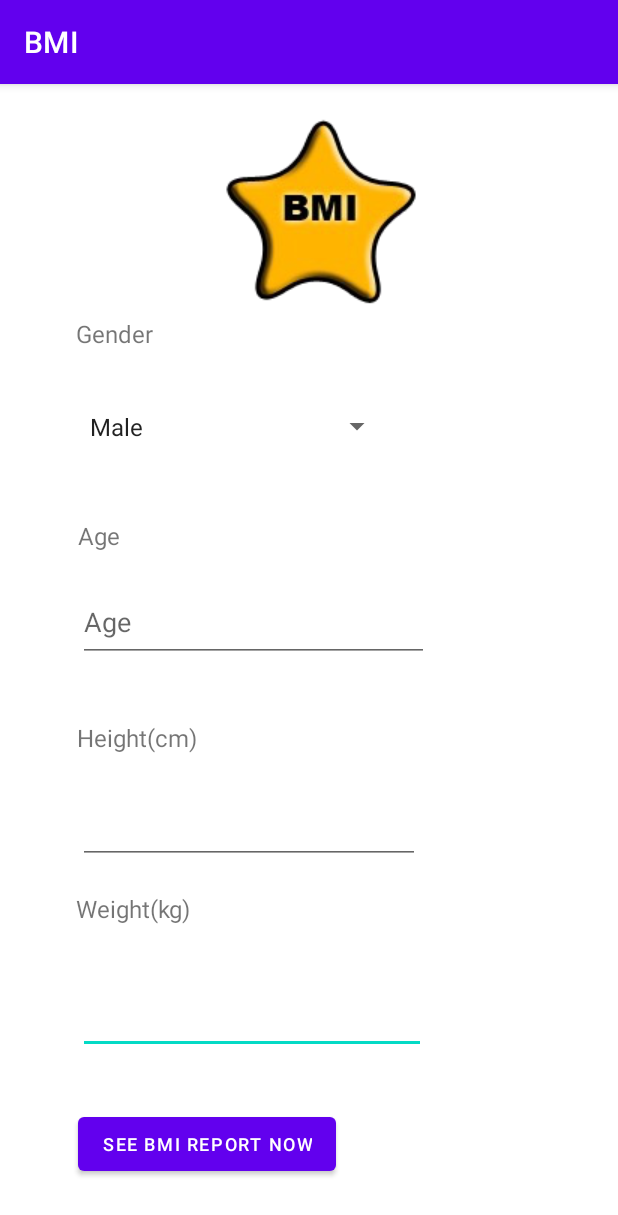
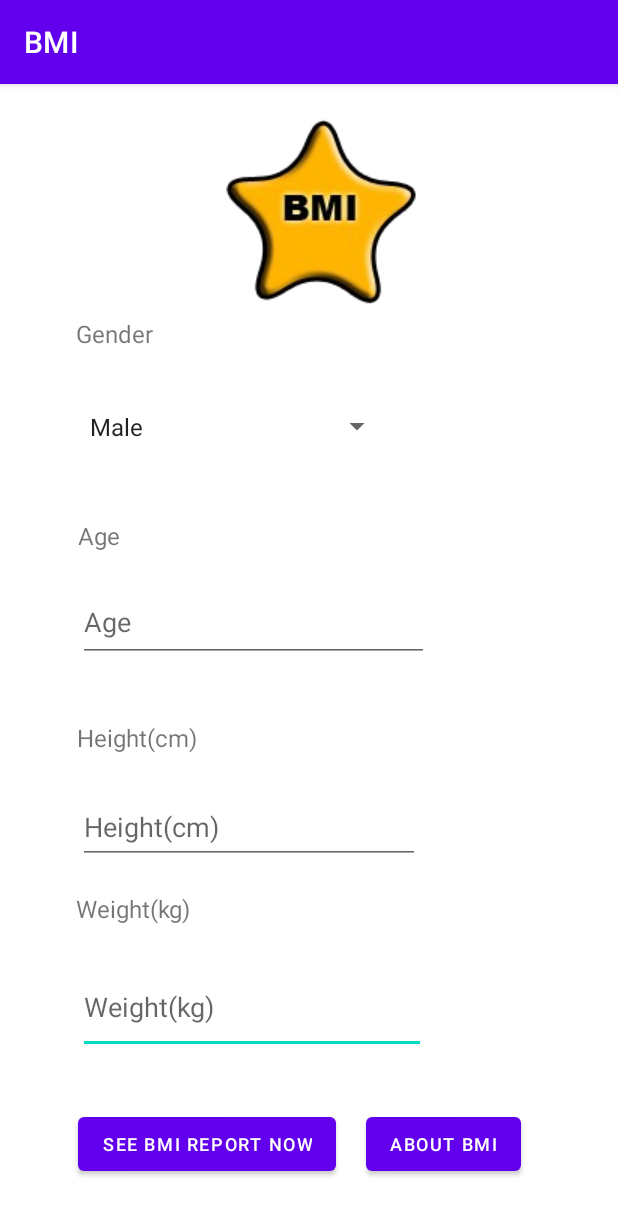
Before and after one commit to EVE-Rangeen/Android_BMI, an Android app: the screen it shows after launch (MainActivity), on a phone screen of 412 x 824 dp. Shown: the top 1215 px of the screen. Run offline under Robolectric (Android 15) with nearby library versions, the phone set to English and light mode, and no system bars.

Commit message:
让app支持横屏和竖屏

```diff
--- a/app/src/main/java/com/example/bmi/MainActivity.kt
+++ b/app/src/main/java/com/example/bmi/MainActivity.kt
@@ -7,7 +7,9 @@ import android.view.View
 import android.widget.Button
 import android.widget.EditText
 import android.widget.Spinner
+import android.widget.Toast
 import androidx.appcompat.app.AppCompatActivity
+import com.google.android.material.dialog.MaterialAlertDialogBuilder
 import com.google.android.material.snackbar.Snackbar
 
 class MainActivity : AppCompatActivity() {
@@ -54,11 +56,26 @@ class MainActivity : AppCompatActivity() {
                 savePreferences(height, weight)
             }
         })
+
+        val aboutBtn: Button = findViewById(R.id.aboutBtn)
+        aboutBtn.setOnClickListener {
+            about_BMI_Dialog()
+        }
     }
 
     override fun onStart() {
         super.onStart()
         loadPreferences()
+    }
+
+    fun about_BMI_Dialog() {
+        MaterialAlertDialogBuilder(this)
+            .setTitle(R.string.about_button)
+            .setMessage(R.string.about_msg)
+            .setPositiveButton("OK") { dialog, which ->
+                Toast.makeText(this@MainActivity, "OK", Toast.LENGTH_SHORT).show()
+            }
+            .show()
     }
 
     fun savePreferences(h: String, w: String) {
--- /dev/null
+++ b/app/src/main/res/layout-land/activity_main.xml
@@ -0,0 +1,139 @@
+<?xml version="1.0" encoding="utf-8"?>
+<LinearLayout xmlns:android="http://schemas.android.com/apk/res/android"
+    xmlns:app="http://schemas.android.com/apk/res-auto"
+    xmlns:tools="http://schemas.android.com/tools"
+    android:layout_width="match_parent"
+    android:layout_height="match_parent"
+    android:orientation="horizontal"
+    android:gravity="center_vertical"
+    android:padding="16dp"
+    tools:context=".MainActivity">
+
+    <ImageView
+        android:id="@+id/imageView"
+        android:layout_width="wrap_content"
+        android:layout_height="120dp"
+        android:layout_marginEnd="24dp"
+        android:adjustViewBounds="true"
+        app:srcCompat="@drawable/icon_128" />
+
+    <LinearLayout
+        android:layout_width="0dp"
+        android:layout_height="wrap_content"
+        android:layout_weight="1"
+        android:orientation="vertical">
+
+        <LinearLayout
+            android:layout_width="match_parent"
+            android:layout_height="wrap_content"
+            android:gravity="center_vertical"
+            android:orientation="horizontal">
+
+            <TextView
+                android:id="@+id/textView7"
+                android:layout_width="90dp"
+                android:layout_height="wrap_content"
+                android:text="@string/bmi_height"
+                android:textSize="16sp" />
+
+            <EditText
+                android:id="@+id/heightET"
+                android:layout_width="0dp"
+                android:layout_height="wrap_content"
+                android:layout_weight="1"
+                android:inputType="numberDecimal"
+                android:hint="@string/bmi_height" />
+        </LinearLayout>
+
+        <LinearLayout
+            android:layout_width="match_parent"
+            android:layout_height="wrap_content"
+            android:layout_marginTop="8dp"
+            android:gravity="center_vertical"
+            android:orientation="horizontal">
+
+            <TextView
+                android:id="@+id/textView2"
+                android:layout_width="90dp"
+                android:layout_height="wrap_content"
+                android:text="@string/bmi_weight"
+                android:textSize="16sp" />
+
+            <EditText
+                android:id="@+id/weightET"
+                android:layout_width="0dp"
+                android:layout_height="wrap_content"
+                android:layout_weight="1"
+                android:inputType="numberDecimal"
+                android:hint="@string/bmi_weight" />
+        </LinearLayout>
+
+        <LinearLayout
+            android:layout_width="match_parent"
+            android:layout_height="wrap_content"
+            android:layout_marginTop="8dp"
+            android:gravity="center_vertical"
+            android:orientation="horizontal">
+
+            <TextView
+                android:id="@+id/textView3"
+                android:layout_width="90dp"
+                android:layout_height="wrap_content"
+                android:text="@string/bmi_age"
+                android:textSize="16sp" />
+
+            <EditText
+                android:id="@+id/ageET"
+                android:layout_width="0dp"
+                android:layout_height="wrap_content"
+                android:layout_weight="1"
+                android:inputType="number"
+                android:hint="@string/bmi_age" />
+        </LinearLayout>
+
+        <LinearLayout
+            android:layout_width="match_parent"
+            android:layout_height="wrap_content"
+            android:layout_marginTop="8dp"
+            android:gravity="center_vertical"
+            android:orientation="horizontal">
+
+            <TextView
+                android:id="@+id/textView"
+                android:layout_width="90dp"
+                android:layout_height="wrap_content"
+                android:text="@string/bmi_gender"
+                android:textSize="16sp" />
+
+            <Spinner
+                android:id="@+id/genderSpinner"
+                android:layout_width="0dp"
+                android:layout_height="wrap_content"
+                android:layout_weight="1"
+                android:entries="@array/gender"
+                android:spinnerMode="dropdown" />
+        </LinearLayout>
+
+        <LinearLayout
+            android:layout_width="match_parent"
+            android:layout_height="wrap_content"
+            android:layout_marginTop="12dp"
+            android:orientation="horizontal">
+
+            <Button
+                android:id="@+id/reportBtn"
+                android:layout_width="wrap_content"
+                android:layout_height="wrap_content"
+                android:text="@string/bmi_btn"
+                android:textSize="12sp" />
+
+            <Button
+                android:id="@+id/aboutBtn"
+                android:layout_width="wrap_content"
+                android:layout_height="wrap_content"
+                android:layout_marginStart="12dp"
+                android:text="@string/about_button"
+                android:textSize="12sp" />
+        </LinearLayout>
+    </LinearLayout>
+</LinearLayout>
--- /dev/null
+++ b/app/src/main/res/layout-land/activity_report.xml
@@ -0,0 +1,40 @@
+<?xml version="1.0" encoding="utf-8"?>
+<LinearLayout xmlns:android="http://schemas.android.com/apk/res/android"
+    xmlns:app="http://schemas.android.com/apk/res-auto"
+    xmlns:tools="http://schemas.android.com/tools"
+    android:layout_width="match_parent"
+    android:layout_height="match_parent"
+    android:orientation="horizontal"
+    android:gravity="center"
+    android:padding="16dp"
+    tools:context=".ReportActivity">
+
+    <ImageView
+        android:id="@+id/report_image"
+        android:layout_width="wrap_content"
+        android:layout_height="200dp"
+        android:layout_marginEnd="32dp"
+        android:adjustViewBounds="true"
+        app:srcCompat="@drawable/bot_fit" />
+
+    <LinearLayout
+        android:layout_width="wrap_content"
+        android:layout_height="wrap_content"
+        android:orientation="vertical">
+
+        <TextView
+            android:id="@+id/report_result"
+            android:layout_width="wrap_content"
+            android:layout_height="wrap_content"
+            android:text="@string/bmi_result"
+            android:textSize="20sp" />
+
+        <TextView
+            android:id="@+id/report_advice"
+            android:layout_width="wrap_content"
+            android:layout_height="wrap_content"
+            android:layout_marginTop="16dp"
+            android:text="@string/advice_average"
+            android:textSize="20sp" />
+    </LinearLayout>
+</LinearLayout>
--- a/app/src/main/res/layout/activity_main.xml
+++ b/app/src/main/res/layout/activity_main.xml
@@ -24,7 +24,7 @@
         android:layout_marginTop="24dp"
         android:ems="10"
         android:inputType="numberDecimal"
-        android:text="@string/bmi_weight"
+        android:hint="@string/bmi_weight"
         app:layout_constraintStart_toStartOf="parent"
         app:layout_constraintTop_toBottomOf="@+id/textView2" />
 
@@ -36,7 +36,7 @@
         android:layout_marginTop="24dp"
         android:ems="10"
         android:inputType="numberDecimal"
-        android:text="@string/bmi_height"
+        android:hint="@string/bmi_height"
         app:layout_constraintStart_toStartOf="parent"
         app:layout_constraintTop_toBottomOf="@+id/textView7" />
 
@@ -115,6 +115,17 @@
         app:layout_constraintStart_toStartOf="parent"
         app:layout_constraintTop_toBottomOf="@+id/weightET" />
 
+    <Button
+        android:id="@+id/aboutBtn"
+        android:layout_width="wrap_content"
+        android:layout_height="wrap_content"
+        android:layout_marginStart="20dp"
+        android:layout_marginTop="36dp"
+        android:text="@string/about_button"
+        android:textSize="12sp"
+        app:layout_constraintStart_toEndOf="@+id/reportBtn"
+        app:layout_constraintTop_toBottomOf="@+id/weightET" />
+
     <Spinner
         android:id="@+id/genderSpinner"
         android:layout_width="210dp"
--- a/app/src/main/res/values/strings.xml
+++ b/app/src/main/res/values/strings.xml
@@ -10,6 +10,8 @@
     <string name="advice_light">You need more calories!</string>
     <string name="advice_average">You look great!</string>
     <string name="advice_heavy">You should be on diet!</string>
+    <string name="about_button">About BMI</string>
+    <string name="about_msg">BMI = Mass Body Index = Height (m) / Weight (kg)^2; BMI between 18.5 and 22.9 is fit.</string>
     <string-array name="gender">
         <item>Male</item>
         <item>Female</item>
```
